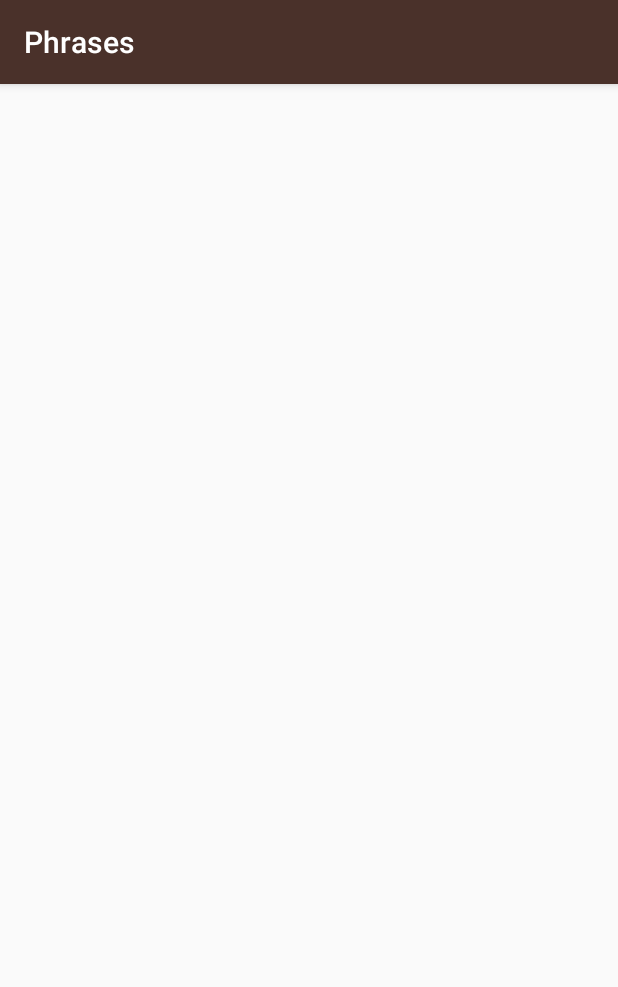
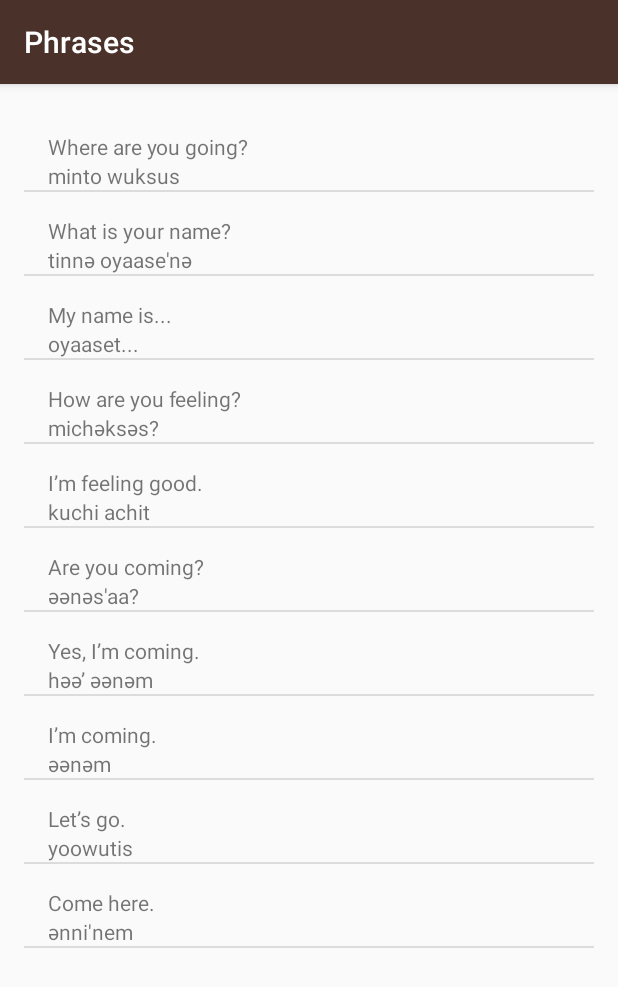
Before and after one commit to SrChip15/Miwok, an Android app: the PhrasesActivity screen opened directly, with no data from a screen before it, on a phone screen of 412 x 824 dp. Shown: the top 987 px of the screen. Run offline under Robolectric (Android 15) with nearby library versions, the phone set to English and light mode, and no system bars.

Commit message:
Hook up Phrases activity to an list adapter view

```diff
--- a/app/src/main/java/com/example/android/miwok/PhrasesActivity.java
+++ b/app/src/main/java/com/example/android/miwok/PhrasesActivity.java
@@ -2,6 +2,9 @@ package com.example.android.miwok;
 
 import android.os.Bundle;
 import android.support.v7.app.AppCompatActivity;
+import android.widget.ListView;
+
+import java.util.ArrayList;
 
 public class PhrasesActivity extends AppCompatActivity {
 
@@ -9,5 +12,24 @@ public class PhrasesActivity extends AppCompatActivity {
     protected void onCreate(Bundle savedInstanceState) {
         super.onCreate(savedInstanceState);
         setContentView(R.layout.word_list);
+
+        // Add ArrayList labelled phrases containing strings
+        ArrayList<Word> phrases = new ArrayList<Word>();
+        phrases.add(new Word("Where are you going?", "minto wuksus"));
+        phrases.add(new Word("What is your name?", "tinnә oyaase'nә"));
+        phrases.add(new Word("My name is...", "oyaaset..."));
+        phrases.add(new Word("How are you feeling?", "michәksәs?"));
+        phrases.add(new Word("I’m feeling good.", "kuchi achit"));
+        phrases.add(new Word("Are you coming?", "әәnәs'aa?"));
+        phrases.add(new Word("Yes, I’m coming.", "hәә’ әәnәm"));
+        phrases.add(new Word("I’m coming.", "әәnәm"));
+        phrases.add(new Word("Let’s go.", "yoowutis"));
+        phrases.add(new Word("Come here.", "әnni'nem"));
+
+        // Use Adapter to display
+        WordAdapter wordAdapter = new WordAdapter(this, phrases);
+        ListView listView = (ListView) findViewById(R.id.list);
+        listView.setAdapter(wordAdapter);
+
     }
 }
```
